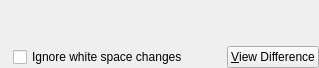
KDE/kate, file part/dialogs/modonhdwidget.ui: the form before one commit.
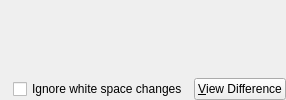
The form after the commit.

```diff
--- a/part/dialogs/modonhdwidget.ui
+++ b/part/dialogs/modonhdwidget.ui
@@ -1,21 +1,10 @@
 <ui version="4.0" >
  <class>ModOnHdWidget</class>
  <widget class="QWidget" name="ModOnHdWidget" >
-  <property name="geometry" >
-   <rect>
-    <x>0</x>
-    <y>0</y>
-    <width>319</width>
-    <height>68</height>
-   </rect>
-  </property>
   <layout class="QGridLayout" >
    <property name="margin" >
     <number>0</number>
    </property>
-   <property name="spacing" >
-    <number>6</number>
-   </property>
    <item rowspan="2" row="0" column="0" >
     <widget class="QLabel" name="lblIcon" />
    </item>
```
